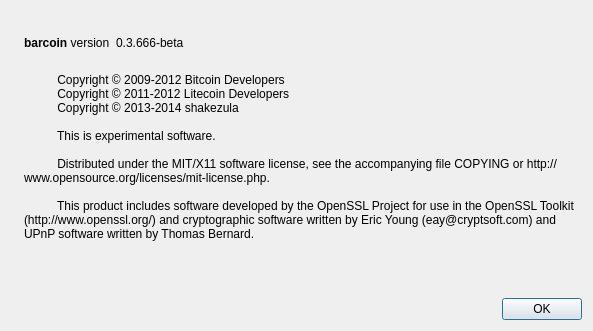
dimacoin/coin2017, file src/qt/forms/aboutdialog.ui: the form before one commit.
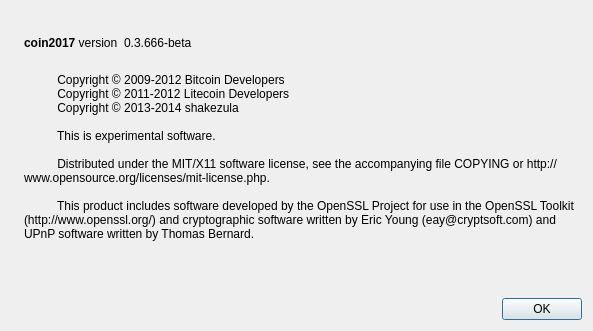
The form after the commit. Icons and pictures are not drawn.

Patch:
```diff
--- a/src/qt/forms/aboutdialog.ui
+++ b/src/qt/forms/aboutdialog.ui
@@ -50,7 +50,7 @@
           <cursorShape>IBeamCursor</cursorShape>
          </property>
          <property name="text">
-          <string>&lt;b&gt;barcoin&lt;/b&gt; version</string>
+          <string>&lt;b&gt;coin2017&lt;/b&gt; version</string>
          </property>
          <property name="textInteractionFlags">
           <set>Qt::LinksAccessibleByMouse|Qt::TextSelectableByKeyboard|Qt::TextSelectableByMouse</set>
```
Left out of the diff: 2 changed lines with no effect on the pictures.
